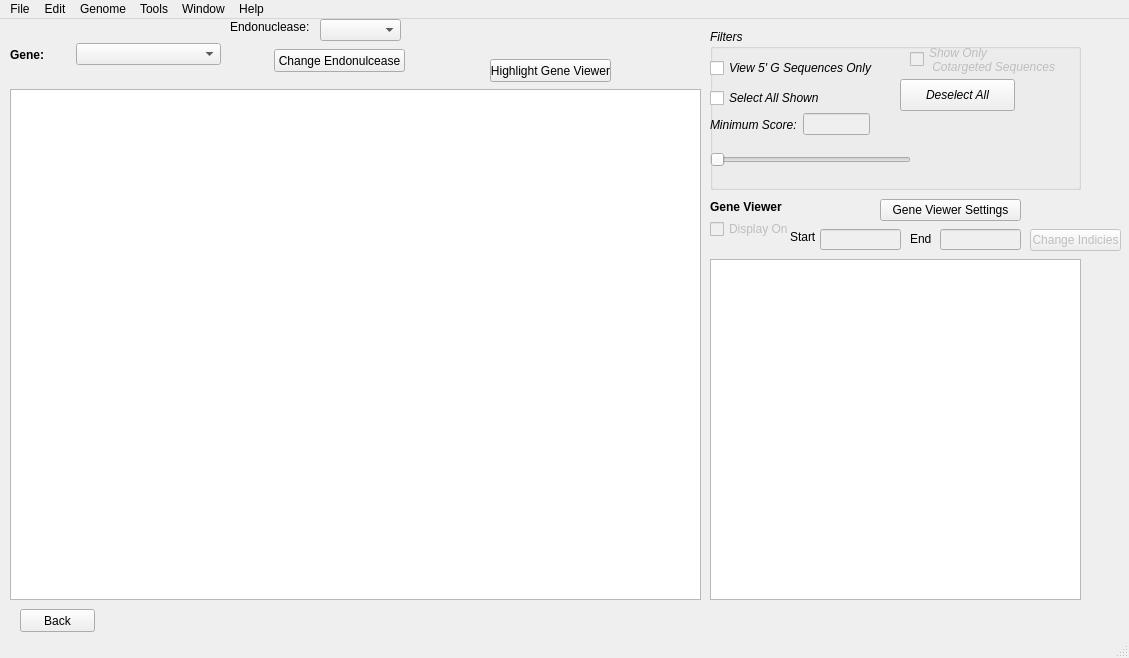
Qt form resultsWindow.ui (Ktailor34/CASPERapp) before a commit.
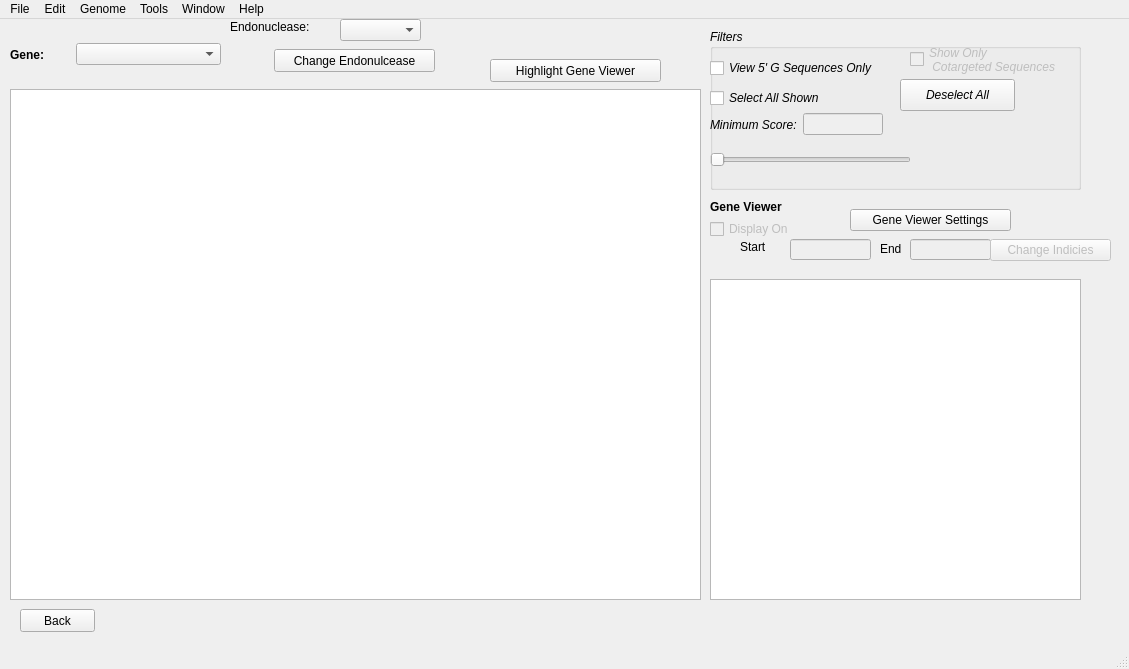
The same form after that commit.

```diff
--- a/resultsWindow.ui
+++ b/resultsWindow.ui
@@ -7,7 +7,7 @@
     <x>0</x>
     <y>0</y>
     <width>1129</width>
-    <height>658</height>
+    <height>669</height>
    </rect>
   </property>
   <property name="windowTitle">
@@ -18,9 +18,9 @@
     <property name="geometry">
      <rect>
       <x>710</x>
-      <y>240</y>
+      <y>260</y>
       <width>371</width>
-      <height>341</height>
+      <height>321</height>
      </rect>
     </property>
    </widget>
@@ -29,7 +29,7 @@
      <rect>
       <x>710</x>
       <y>180</y>
-      <width>81</width>
+      <width>101</width>
       <height>16</height>
      </rect>
     </property>
@@ -49,8 +49,8 @@
     </property>
     <property name="geometry">
      <rect>
-      <x>820</x>
-      <y>210</y>
+      <x>790</x>
+      <y>220</y>
       <width>81</width>
       <height>21</height>
      </rect>
@@ -62,8 +62,8 @@
     </property>
     <property name="geometry">
      <rect>
-      <x>940</x>
-      <y>210</y>
+      <x>910</x>
+      <y>220</y>
       <width>81</width>
       <height>21</height>
      </rect>
@@ -72,8 +72,8 @@
    <widget class="QLabel" name="startlabel">
     <property name="geometry">
      <rect>
-      <x>790</x>
-      <y>210</y>
+      <x>740</x>
+      <y>220</y>
       <width>41</width>
       <height>16</height>
      </rect>
@@ -85,8 +85,8 @@
    <widget class="QLabel" name="endLabel">
     <property name="geometry">
      <rect>
-      <x>910</x>
-      <y>210</y>
+      <x>880</x>
+      <y>220</y>
       <width>31</width>
       <height>20</height>
      </rect>
@@ -167,7 +167,7 @@
       <rect>
        <x>0</x>
        <y>30</y>
-       <width>191</width>
+       <width>201</width>
        <height>18</height>
       </rect>
      </property>
@@ -206,7 +206,7 @@
       <rect>
        <x>0</x>
        <y>80</y>
-       <width>160</width>
+       <width>173</width>
        <height>31</height>
       </rect>
      </property>
@@ -248,7 +248,7 @@
       <rect>
        <x>200</x>
        <y>10</y>
-       <width>151</width>
+       <width>171</width>
        <height>41</height>
       </rect>
      </property>
@@ -266,7 +266,7 @@
      <rect>
       <x>710</x>
       <y>200</y>
-      <width>87</width>
+      <width>101</width>
       <height>20</height>
      </rect>
     </property>
@@ -290,7 +290,7 @@
    <widget class="QComboBox" name="endonucleaseBox">
     <property name="geometry">
      <rect>
-      <x>320</x>
+      <x>340</x>
       <y>0</y>
       <width>81</width>
       <height>22</height>
@@ -302,7 +302,7 @@
      <rect>
       <x>230</x>
       <y>0</y>
-      <width>81</width>
+      <width>101</width>
       <height>16</height>
      </rect>
     </property>
@@ -315,7 +315,7 @@
      <rect>
       <x>274</x>
       <y>30</y>
-      <width>131</width>
+      <width>161</width>
       <height>23</height>
      </rect>
     </property>
@@ -328,7 +328,7 @@
      <rect>
       <x>490</x>
       <y>40</y>
-      <width>121</width>
+      <width>171</width>
       <height>23</height>
      </rect>
     </property>
@@ -345,9 +345,9 @@
     </property>
     <property name="geometry">
      <rect>
-      <x>1030</x>
-      <y>210</y>
-      <width>91</width>
+      <x>990</x>
+      <y>220</y>
+      <width>121</width>
       <height>22</height>
      </rect>
     </property>
@@ -361,9 +361,9 @@
    <widget class="QPushButton" name="gene_viewer_settings_button">
     <property name="geometry">
      <rect>
-      <x>880</x>
-      <y>180</y>
-      <width>141</width>
+      <x>850</x>
+      <y>190</y>
+      <width>161</width>
       <height>22</height>
      </rect>
     </property>
```
Left out of the diff: 2 changed lines with no effect on the pictures.
